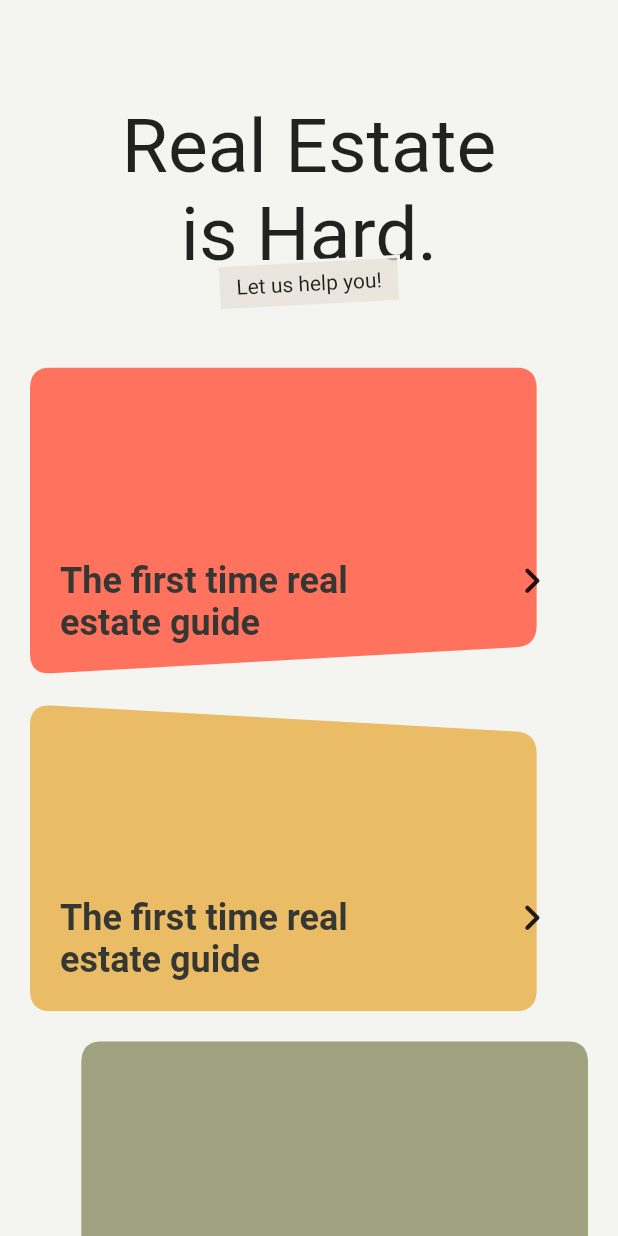
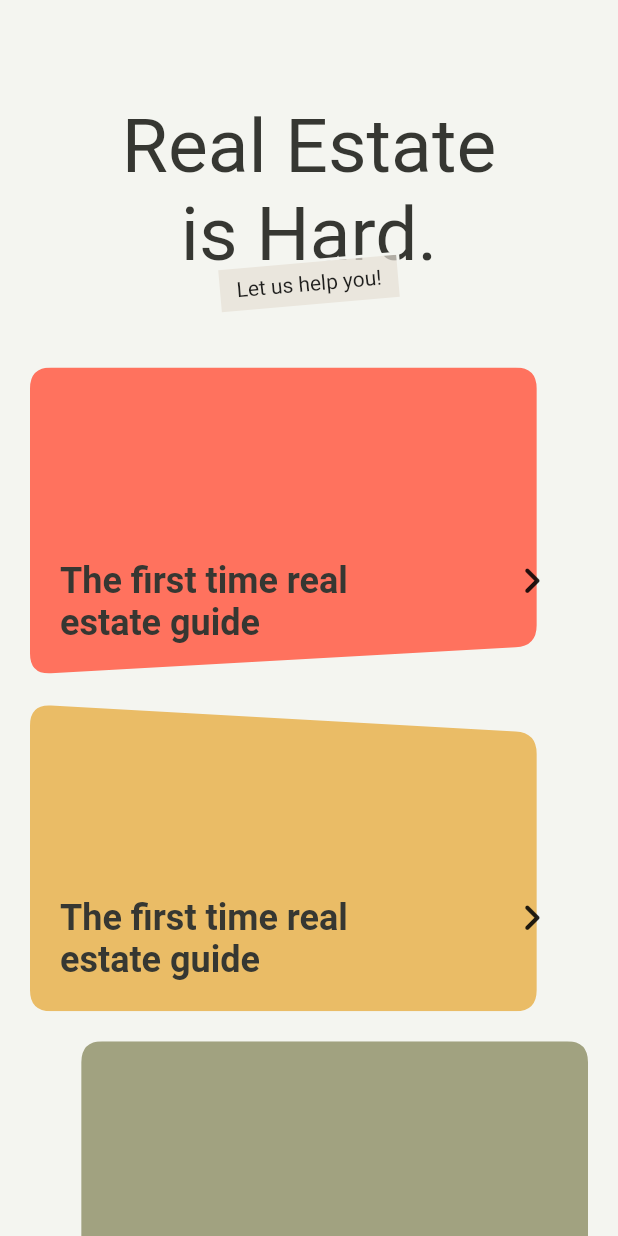
Before and after one commit to bluekmky1/irregular_square, a Flutter app: the screen it shows after launch, on a phone screen of 412 x 824 dp. Run offline on Flutter 3.47's test engine with Material 2 defaults, Android fonts, the phone set to English and light mode, and no system bars.

Commit message:
💄 title_widget 수정

```diff
--- a/lib/widgets/title_widget.dart
+++ b/lib/widgets/title_widget.dart
@@ -17,13 +17,14 @@ class TitleWidget extends StatelessWidget {
               'Real Estate \nis Hard.',
               textAlign: TextAlign.center,
               style: TextStyle(
+                color: Color(0xFF363732), //글씨
                 fontSize: 50,
               ),
             ),
             Align(
               alignment: Alignment.bottomCenter,
               child: Transform.rotate(
-                angle: pi * 357 / 180,
+                angle: pi * 355 / 180,
                 child: DecoratedBox(
                   decoration: BoxDecoration(
                     color: const Color.fromRGBO(230, 223, 213, 0.7),
```
